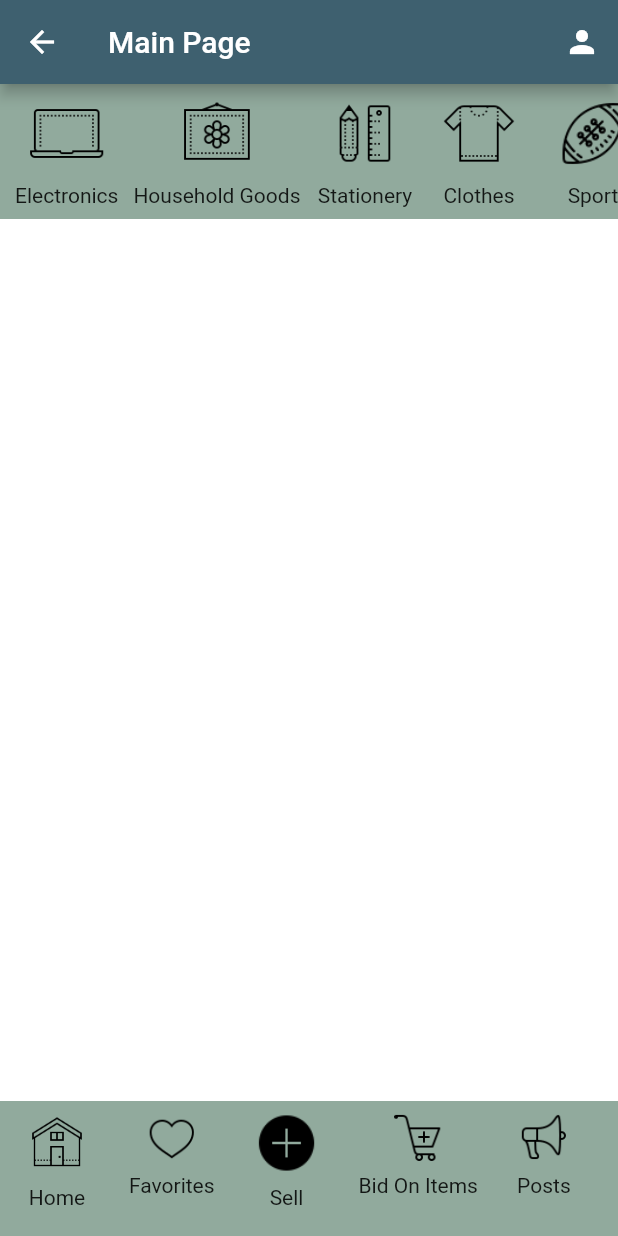
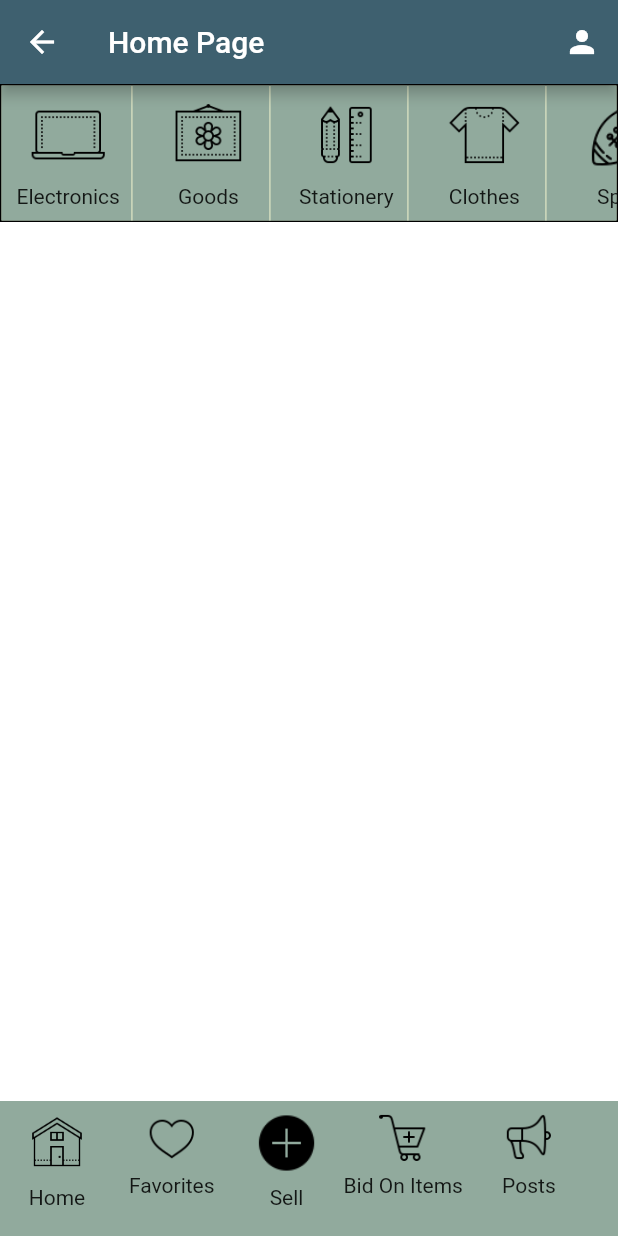
Before and after one commit to deryanurcaman/ClassifiedsMobileApp, a Flutter app: the Login screen opened directly, after a tap on "LOGIN", on a phone screen of 412 x 824 dp. Run offline on Flutter 3.47's test engine with Material 2 defaults, Android fonts, the phone set to English and light mode, and no system bars.

Commit message:
home page

```diff
--- a/classifieds_mobile_app/lib/Pages/Main/components/body.dart
+++ b/classifieds_mobile_app/lib/Pages/Home/home_page.dart
@@ -1,20 +1,21 @@
+import 'package:flutter/material.dart';
 import 'package:classifieds_mobile_app/components/bottom_bar.dart';
 import 'package:classifieds_mobile_app/components/filter_bar.dart';
 import 'package:classifieds_mobile_app/palette.dart';
-import 'package:flutter/material.dart';
+import 'package:classifieds_mobile_app/components/filter_bar.dart';
 
-class Main extends StatelessWidget {
+class Home extends StatelessWidget {
   @override
   Widget build(BuildContext context) {
-    Size size = MediaQuery.of(context).size;
     return Scaffold(
-        appBar: AppBar(
+      appBar: AppBar(
           backgroundColor: four,
-          title: Text("Main Page"),
+          title: Text("Home Page"),
           actions: [IconButton(onPressed: () {}, icon: Icon(Icons.person))],
         ),
-        body: Column(
+      body: Column(
           children: [FilterBar(), Spacer(), BottomBar()],
-        ));
+        )
+    );
   }
 }
--- a/classifieds_mobile_app/lib/Pages/Login/components/body.dart
+++ b/classifieds_mobile_app/lib/Pages/Login/components/body.dart
@@ -1,4 +1,5 @@
-import 'package:classifieds_mobile_app/Pages/Main/components/body.dart';
+import 'package:classifieds_mobile_app/Pages/Home/components/body.dart';
+import 'package:classifieds_mobile_app/Pages/Home/home_page.dart';
 import 'package:flutter/material.dart';
 import 'package:classifieds_mobile_app/Pages/Login/components/background.dart';
 import 'package:classifieds_mobile_app/Pages/Signup/signup_page.dart';
@@ -42,7 +43,7 @@ class Body extends StatelessWidget {
                   context,
                   MaterialPageRoute(
                     builder: (context) {
-                      return Main();
+                      return Home();
                     },
                   ),
                 );
--- a/classifieds_mobile_app/lib/Pages/Welcome/components/background.dart
+++ b/classifieds_mobile_app/lib/Pages/Welcome/components/background.dart
@@ -21,7 +21,7 @@ class Background extends StatelessWidget {
             right: 0,
             child: Image.asset(
               "assets/images/welcome_top.png",
-              width: size.width * 0.45,
+              width: size.width * 0.37,
             ),
           ),
 
--- a/classifieds_mobile_app/lib/components/bottom_bar.dart
+++ b/classifieds_mobile_app/lib/components/bottom_bar.dart
@@ -59,7 +59,7 @@ class BottomBar extends StatelessWidget {
                     ]),
                   ),
                   Padding(
-                    padding: const EdgeInsets.only(left: 20.0),
+                    padding: const EdgeInsets.only(left: 10.0),
                     child: Column(children: [
                       IconButton(
                         icon: Image.asset("assets/icons/shopping-cart.png"),
--- a/classifieds_mobile_app/lib/components/filter_bar.dart
+++ b/classifieds_mobile_app/lib/components/filter_bar.dart
@@ -15,7 +15,10 @@ class FilterBar extends StatelessWidget {
   @override
   Widget build(BuildContext context) {
     return Container(
-      decoration: BoxDecoration(color: two),
+      decoration: BoxDecoration(
+        color: two,
+        border: Border.all(color: Colors.black),
+      ),
       child: Column(
           crossAxisAlignment: CrossAxisAlignment.start,
           mainAxisAlignment: MainAxisAlignment.start,
@@ -37,6 +40,10 @@ class FilterBar extends StatelessWidget {
                         ),
                         Text('Electronics')
                       ]),
+                      VerticalDivider(
+                        thickness: 1,
+                        color: two,
+                      ),
                       Padding(
                         padding: const EdgeInsets.only(left: 10.0),
                         child: Column(children: [
@@ -45,8 +52,12 @@ class FilterBar extends StatelessWidget {
                             iconSize: 50,
                             onPressed: () {},
                           ),
-                          Text('Household Goods')
+                          Text('Goods')
                         ]),
+                      ),
+                      VerticalDivider(
+                        thickness: 1,
+                        color: two,
                       ),
                       Padding(
                         padding: const EdgeInsets.only(left: 10.0),
@@ -59,6 +70,10 @@ class FilterBar extends StatelessWidget {
                           Text('Stationery')
                         ]),
                       ),
+                      VerticalDivider(
+                        thickness: 1,
+                        color: two,
+                      ),
                       Padding(
                         padding: const EdgeInsets.only(left: 10.0),
                         child: Column(children: [
@@ -70,6 +85,10 @@ class FilterBar extends StatelessWidget {
                           Text('Clothes')
                         ]),
                       ),
+                      VerticalDivider(
+                        thickness: 1,
+                        color: two,
+                      ),
                       Padding(
                         padding: const EdgeInsets.only(left: 10.0),
                         child: Column(children: [
@@ -80,6 +99,10 @@ class FilterBar extends StatelessWidget {
                           ),
                           Text('Sport')
                         ]),
+                      ),
+                      VerticalDivider(
+                        thickness: 1,
+                        color: two,
                       ),
                       Padding(
                         padding: const EdgeInsets.only(left: 10.0),
```
Also changed, not shown: classifieds_mobile_app/lib/Pages/Home/components/body.dart (added, +20 -0 lines).
